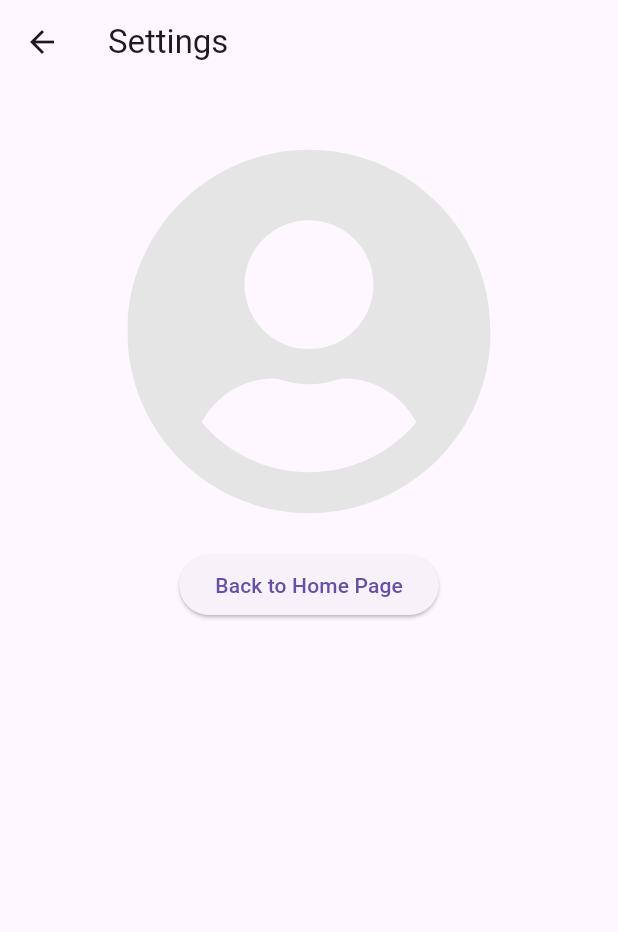
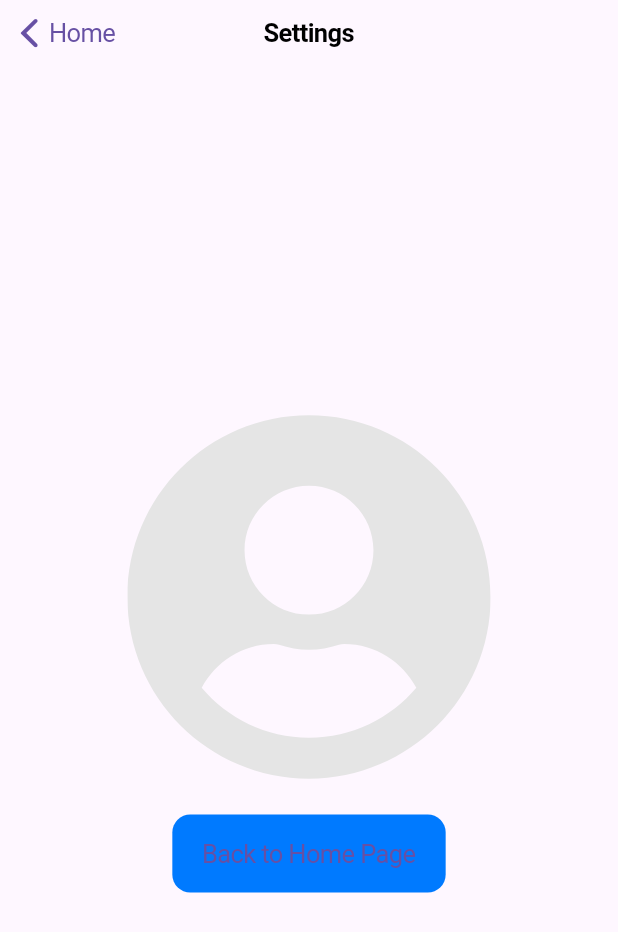
Before and after one commit to Noha09/proyecto_sem_mobile, a Flutter app: the screen it shows after launch, after a tap on "Go to Second Page", on a phone screen of 412 x 824 dp. Shown: the top 932 px of the screen. Run offline on Flutter 3.47's test engine with Material 3 defaults, Android fonts, the phone set to English and light mode, and no system bars; our stand-ins replace flutter_svg.

Commit message:
Añadiendo estilos de cupertino

```diff
--- a/lib/main.dart
+++ b/lib/main.dart
@@ -16,7 +16,7 @@ class MainApp extends StatelessWidget {
       initialRoute: '/',
       routes: {
         '/': (context) => const HomePage(),
-        '/settings': (context) => const SecondPage(),
+        '/settings': (context) => const SettingsPage(), // Corrección aquí
         '/form': (context) => const ThirdPage(),
       },
     );
--- a/lib/settings.dart
+++ b/lib/settings.dart
@@ -1,31 +1,38 @@
-import 'package:flutter/material.dart';
+import 'package:flutter/cupertino.dart';
 import 'package:flutter_svg/flutter_svg.dart';
 
-class SecondPage extends StatelessWidget {
-  const SecondPage({super.key});
+class SettingsPage extends StatelessWidget {
+  const SettingsPage({super.key});
 
   @override
   Widget build(BuildContext context) {
-    return Scaffold(
-      appBar: AppBar(title: const Text('Settings')),
-      body: Column(
-        mainAxisAlignment: MainAxisAlignment.start,
+    return CupertinoPageScaffold( // Sin const aquí
+      navigationBar: const CupertinoNavigationBar(
+        middle: Text('Settings'),
+        previousPageTitle: 'Home',
+      ),
+      child: SafeArea(
+        child: Center(
+          child: Column(
+            mainAxisAlignment: MainAxisAlignment.center,
+            crossAxisAlignment: CrossAxisAlignment.center,
             children: [
-          const SizedBox(height: 40),  // Espacio en la parte superior
+              // Quitar `const` ya que SvgPicture.asset no es un constructor constante
               SvgPicture.asset(
                 'assets/usuario.svg',
-            height: 250,  // Ajusta el tamaño de la imagen según tus necesidades
+                height: 250,
               ),
-          const SizedBox(height: 20),  // Espacio entre la imagen y el botón
-          Center(
-            child: ElevatedButton(
+              const SizedBox(height: 20),
+              CupertinoButton(
+                color: CupertinoColors.activeBlue,
                 onPressed: () {
                   Navigator.pop(context);
                 },
                 child: const Text('Back to Home Page'),
               ),
+            ],
           ),
-        ],
+        ),
       ),
     );
   }
```
Lines whose indentation alone changed are shown as unchanged.
